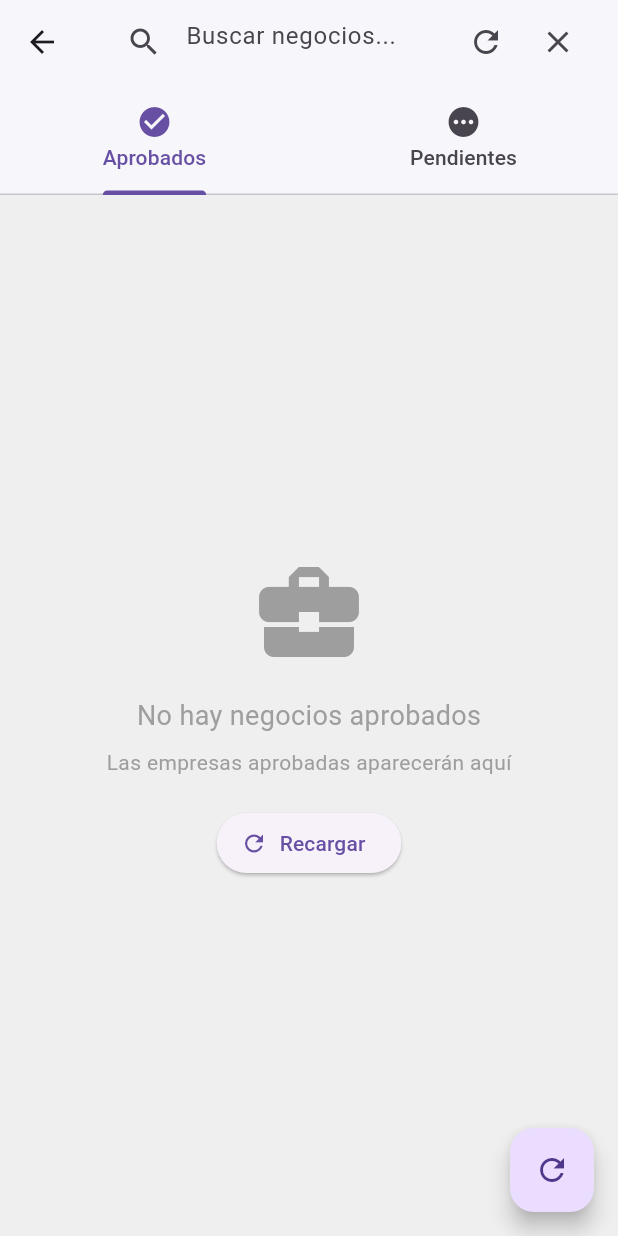
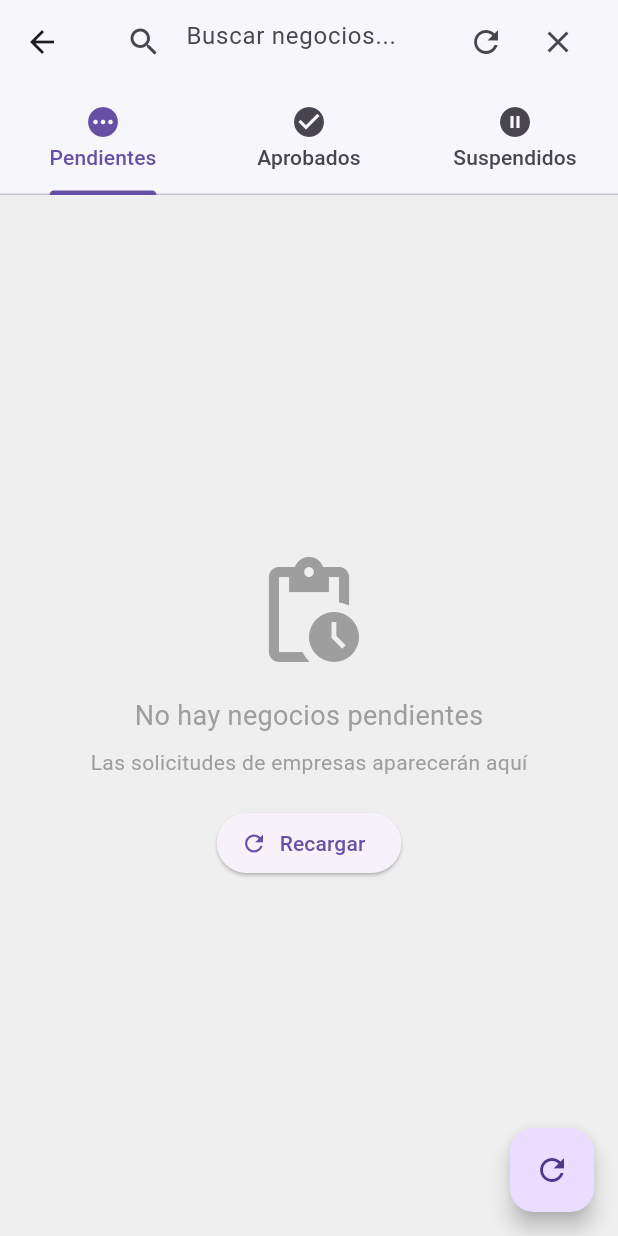
Before and after one commit to Johan11B/SuperFast, a Flutter app: the AdminBusinessesScreen screen opened directly, after a tap on "Recargar", on a phone screen of 412 x 824 dp. Run offline on Flutter 3.47's test engine with Material 3 defaults, Android fonts, the phone set to English and light mode, and no system bars; our stand-ins replace cloud_firestore, firebase_auth, firebase_core, google_sign_in; accounts and stored records are empty.

Commit message:
Funciona bien lo de aprobar empresa

```diff
--- a/lib/core/services/business_registration_service.dart
+++ b/lib/core/services/business_registration_service.dart
@@ -12,6 +12,7 @@ class BusinessRegistrationService {
       final query = await _firestore
           .collection('business_registrations')
           .where('userId', isEqualTo: userId)
+          .where('status', whereIn: ['pending', 'approved', 'suspended'])
           .limit(1)
           .get();
 
@@ -67,7 +68,7 @@ class BusinessRegistrationService {
         'address': address,
         'phone': phone,
         'description': description,
-        'status': 'pending', // pending, approved, rejected
+        'status': 'pending', // pending, approved, rejected, suspended
         'createdAt': FieldValue.serverTimestamp(),
         'updatedAt': FieldValue.serverTimestamp(),
       });
@@ -80,7 +81,7 @@ class BusinessRegistrationService {
     }
   }
 
-  // Método para obtener registros pendientes (CON ÍNDICE)
+  // Método para obtener registros pendientes
   Future<List<Map<String, dynamic>>> getPendingRegistrations() async {
     try {
       final query = await _firestore
@@ -106,7 +107,36 @@ class BusinessRegistrationService {
     }
   }
 
-  // Método para obtener negocios aprobados (CON ÍNDICE)
+  // Método para obtener negocios activos (aprobados + suspendidos)
+  Future<List<Map<String, dynamic>>> getActiveBusinesses() async {
+    try {
+      final query = await _firestore
+          .collection('business_registrations')
+          .where('status', whereIn: ['approved', 'suspended'])
+          .orderBy('status')
+          .orderBy('approvedAt', descending: true)
+          .get();
+
+      final results = query.docs.map((doc) {
+        final data = doc.data();
+        return {
+          'id': doc.id,
+          ...data,
+          'createdAt': (data['createdAt'] as Timestamp?)?.toDate() ?? DateTime.now(),
+          'approvedAt': (data['approvedAt'] as Timestamp?)?.toDate(),
+          'suspendedAt': (data['suspendedAt'] as Timestamp?)?.toDate(),
+        };
+      }).toList();
+
+      print('✅ ${results.length} negocios activos cargados');
+      return results;
+    } catch (e) {
+      print('❌ Error obteniendo negocios activos: $e');
+      throw Exception('Error obteniendo negocios activos: $e');
+    }
+  }
+
+  // Método para obtener solo negocios aprobados
   Future<List<Map<String, dynamic>>> getApprovedBusinesses() async {
     try {
       final query = await _firestore
@@ -133,6 +163,33 @@ class BusinessRegistrationService {
     }
   }
 
+  // Método para obtener negocios suspendidos
+  Future<List<Map<String, dynamic>>> getSuspendedBusinesses() async {
+    try {
+      final query = await _firestore
+          .collection('business_registrations')
+          .where('status', isEqualTo: 'suspended')
+          .orderBy('suspendedAt', descending: true)
+          .get();
+
+      final results = query.docs.map((doc) {
+        final data = doc.data();
+        return {
+          'id': doc.id,
+          ...data,
+          'createdAt': (data['createdAt'] as Timestamp?)?.toDate() ?? DateTime.now(),
+          'suspendedAt': (data['suspendedAt'] as Timestamp?)?.toDate(),
+        };
+      }).toList();
+
+      print('✅ ${results.length} negocios suspendidos cargados');
+      return results;
+    } catch (e) {
+      print('❌ Error obteniendo negocios suspendidos: $e');
+      throw Exception('Error obteniendo negocios suspendidos: $e');
+    }
+  }
+
   // Método para aprobar un negocio
   Future<void> approveBusinessRegistration(String registrationId) async {
     try {
@@ -152,6 +209,7 @@ class BusinessRegistrationService {
         'status': 'approved',
         'updatedAt': FieldValue.serverTimestamp(),
         'approvedAt': FieldValue.serverTimestamp(),
+        'suspendedAt': FieldValue.delete(), // Limpiar suspendedAt si existe
       });
 
       // Actualizar el rol del usuario a 'business'
@@ -228,6 +286,7 @@ class BusinessRegistrationService {
           'status': 'approved',
           'updatedAt': FieldValue.serverTimestamp(),
           'activatedAt': FieldValue.serverTimestamp(),
+          'suspendedAt': FieldValue.delete(), // Limpiar suspendedAt
         });
 
         print('✅ Negocio activado: $businessName (ID: $businessId)');
@@ -240,16 +299,25 @@ class BusinessRegistrationService {
     }
   }
 
-  // Método para eliminar negocio
+  // Método para eliminar negocio permanentemente
   Future<void> deleteBusiness(String businessId) async {
     try {
       final docRef = _firestore.collection('business_registrations').doc(businessId);
       final doc = await docRef.get();
 
       if (doc.exists) {
-        final businessName = doc.data()!['businessName'] as String;
+        final data = doc.data()!;
+        final businessName = data['businessName'] as String;
+        final userId = data['userId'] as String;
+        final status = data['status'] as String;
+
+        // Si el negocio estaba aprobado, revertir el rol del usuario a 'user'
+        if (status == 'approved' || status == 'suspended') {
+          await _updateUserRole(userId, 'user');
+        }
+
         await docRef.delete();
-        print('✅ Negocio eliminado: $businessName (ID: $businessId)');
+        print('✅ Negocio eliminado permanentemente: $businessName (ID: $businessId)');
       } else {
         throw Exception('Negocio no encontrado');
       }
@@ -309,6 +377,43 @@ class BusinessRegistrationService {
     }
   }
 
+  // Método para contar negocios por estado
+  Future<Map<String, int>> getBusinessCounts() async {
+    try {
+      final pendingQuery = await _firestore
+          .collection('business_registrations')
+          .where('status', isEqualTo: 'pending')
+          .get();
+
+      final approvedQuery = await _firestore
+          .collection('business_registrations')
+          .where('status', isEqualTo: 'approved')
+          .get();
+
+      final suspendedQuery = await _firestore
+          .collection('business_registrations')
+          .where('status', isEqualTo: 'suspended')
+          .get();
+
+      return {
+        'pending': pendingQuery.docs.length,
+        'approved': approvedQuery.docs.length,
+        'suspended': suspendedQuery.docs.length,
+        'active': approvedQuery.docs.length + suspendedQuery.docs.length,
+        'total': pendingQuery.docs.length + approvedQuery.docs.length + suspendedQuery.docs.length,
+      };
+    } catch (e) {
+      print('❌ Error obteniendo conteos de negocios: $e');
+      return {
+        'pending': 0,
+        'approved': 0,
+        'suspended': 0,
+        'active': 0,
+        'total': 0,
+      };
+    }
+  }
+
   // Método privado para actualizar el rol del usuario
   Future<void> _updateUserRole(String userId, String newRole) async {
     try {
--- a/lib/presentation/screens/admin/admin_businesses_screen.dart
+++ b/lib/presentation/screens/admin/admin_businesses_screen.dart
@@ -36,7 +36,7 @@ class _AdminBusinessesScreenState extends State<AdminBusinessesScreen> {
     final adminViewModel = context.watch<AdminViewModel>();
 
     return DefaultTabController(
-      length: 2,
+      length: 3, // Ahora son 3 pestañas
       child: Scaffold(
         backgroundColor: const Color(0xFFEFEFEF),
         appBar: AppBar(
@@ -80,20 +80,24 @@ class _AdminBusinessesScreenState extends State<AdminBusinessesScreen> {
               adminViewModel.updateBusinessSearch(value);
             },
           ),
-          bottom: const TabBar(
+          bottom: TabBar(
             tabs: [
-              Tab(icon: Icon(Icons.check_circle), text: 'Aprobados'),
-              Tab(icon: Icon(Icons.pending), text: 'Pendientes'),
+              const Tab(icon: Icon(Icons.pending), text: 'Pendientes'),
+              const Tab(icon: Icon(Icons.check_circle), text: 'Aprobados'),
+              const Tab(icon: Icon(Icons.pause_circle), text: 'Suspendidos'),
             ],
           ),
         ),
         body: TabBarView(
           children: [
+            // Pestaña de Negocios Pendientes
+            _buildBusinessesList(adminViewModel.pendingBusinesses, adminViewModel, 'pending'),
+
             // Pestaña de Negocios Aprobados
-            _buildBusinessesList(adminViewModel.businesses, adminViewModel, false),
+            _buildBusinessesList(adminViewModel.approvedBusinesses, adminViewModel, 'approved'),
 
-            // Pestaña de Negocios Pendientes
-            _buildBusinessesList(adminViewModel.pendingBusinesses, adminViewModel, true),
+            // Pestaña de Negocios Suspendidos
+            _buildBusinessesList(adminViewModel.suspendedBusinesses, adminViewModel, 'suspended'),
           ],
         ),
         floatingActionButton: adminViewModel.isLoadingBusinesses
@@ -118,7 +122,7 @@ class _AdminBusinessesScreenState extends State<AdminBusinessesScreen> {
     );
   }
 
-  Widget _buildBusinessesList(List<Map<String, dynamic>> businesses, AdminViewModel adminViewModel, bool isPending) {
+  Widget _buildBusinessesList(List<Map<String, dynamic>> businesses, AdminViewModel adminViewModel, String tabType) {
     if (adminViewModel.isLoadingBusinesses && businesses.isEmpty) {
       return const Center(
         child: Column(
@@ -133,25 +137,41 @@ class _AdminBusinessesScreenState extends State<AdminBusinessesScreen> {
     }
 
     if (businesses.isEmpty) {
+      String emptyMessage = '';
+      String emptySubtitle = '';
+
+      switch (tabType) {
+        case 'pending':
+          emptyMessage = 'No hay negocios pendientes';
+          emptySubtitle = 'Las solicitudes de empresas aparecerán aquí';
+          break;
+        case 'approved':
+          emptyMessage = 'No hay negocios aprobados';
+          emptySubtitle = 'Las empresas aprobadas aparecerán aquí';
+          break;
+        case 'suspended':
+          emptyMessage = 'No hay negocios suspendidos';
+          emptySubtitle = 'Las empresas suspendidas aparecerán aquí';
+          break;
+      }
+
       return Center(
         child: Column(
           mainAxisAlignment: MainAxisAlignment.center,
           children: [
             Icon(
-              isPending ? Icons.pending_actions : Icons.business_center,
+              _getTabIcon(tabType),
               size: 80,
               color: Colors.grey,
             ),
             const SizedBox(height: 16),
             Text(
-              isPending ? 'No hay negocios pendientes' : 'No hay negocios aprobados',
+              emptyMessage,
               style: const TextStyle(fontSize: 18, color: Colors.grey),
             ),
             const SizedBox(height: 8),
             Text(
-              isPending
-                  ? 'Las solicitudes de empresas aparecerán aquí'
-                  : 'Las empresas aprobadas aparecerán aquí',
+              emptySubtitle,
               style: const TextStyle(fontSize: 14, color: Colors.grey),
             ),
             const SizedBox(height: 20),
@@ -173,13 +193,22 @@ class _AdminBusinessesScreenState extends State<AdminBusinessesScreen> {
         itemCount: businesses.length,
         itemBuilder: (context, index) {
           final business = businesses[index];
-          return _buildBusinessCard(business, adminViewModel, isPending);
+          return _buildBusinessCard(business, adminViewModel, tabType);
         },
       ),
     );
   }
 
-  Widget _buildBusinessCard(Map<String, dynamic> business, AdminViewModel adminViewModel, bool isPending) {
+  IconData _getTabIcon(String tabType) {
+    switch (tabType) {
+      case 'pending': return Icons.pending_actions;
+      case 'approved': return Icons.business_center;
+      case 'suspended': return Icons.pause_circle;
+      default: return Icons.business;
+    }
+  }
+
+  Widget _buildBusinessCard(Map<String, dynamic> business, AdminViewModel adminViewModel, String tabType) {
     String getBusinessName() => business['businessName'] ?? 'Sin nombre';
     String getBusinessEmail() => business['userEmail'] ?? 'Sin email';
     String getBusinessCategory() => business['category'] ?? 'General';
@@ -269,9 +298,7 @@ class _AdminBusinessesScreenState extends State<AdminBusinessesScreen> {
             ),
           ],
         ),
-        trailing: isPending
-            ? _buildPendingBusinessActions(business, adminViewModel)
-            : _buildApprovedBusinessActions(business, adminViewModel),
+        trailing: _buildBusinessActions(business, adminViewModel, tabType),
         onTap: () {
           _showBusinessDetails(business);
         },
@@ -279,7 +306,11 @@ class _AdminBusinessesScreenState extends State<AdminBusinessesScreen> {
     );
   }
 
-  Widget _buildPendingBusinessActions(Map<String, dynamic> business, AdminViewModel adminViewModel) {
+  Widget _buildBusinessActions(Map<String, dynamic> business, AdminViewModel adminViewModel, String tabType) {
+    String businessStatus = business['status'] ?? '';
+
+    switch (tabType) {
+      case 'pending':
         return Row(
           mainAxisSize: MainAxisSize.min,
           children: [
@@ -295,15 +326,11 @@ class _AdminBusinessesScreenState extends State<AdminBusinessesScreen> {
             ),
           ],
         );
-  }
 
-  Widget _buildApprovedBusinessActions(Map<String, dynamic> business, AdminViewModel adminViewModel) {
-    String businessStatus = business['status'] ?? '';
-
+      case 'approved':
         return PopupMenuButton<String>(
           onSelected: (value) => _handleBusinessAction(value, business, adminViewModel),
           itemBuilder: (context) => [
-        if (businessStatus == 'approved')
             const PopupMenuItem(
               value: 'suspend',
               child: Row(
@@ -314,14 +341,13 @@ class _AdminBusinessesScreenState extends State<AdminBusinessesScreen> {
                 ],
               ),
             ),
-        if (businessStatus == 'suspended')
             const PopupMenuItem(
-            value: 'activate',
+              value: 'delete',
               child: Row(
                 children: [
-                Icon(Icons.play_arrow, size: 20, color: Colors.green),
+                  Icon(Icons.delete, size: 20, color: Colors.red),
                   SizedBox(width: 8),
-                Text('Activar'),
+                  Text('Eliminar'),
                 ],
               ),
             ),
@@ -337,6 +363,47 @@ class _AdminBusinessesScreenState extends State<AdminBusinessesScreen> {
             ),
           ],
         );
+
+      case 'suspended':
+        return PopupMenuButton<String>(
+          onSelected: (value) => _handleBusinessAction(value, business, adminViewModel),
+          itemBuilder: (context) => [
+            const PopupMenuItem(
+              value: 'activate',
+              child: Row(
+                children: [
+                  Icon(Icons.play_arrow, size: 20, color: Colors.green),
+                  SizedBox(width: 8),
+                  Text('Activar'),
+                ],
+              ),
+            ),
+            const PopupMenuItem(
+              value: 'delete',
+              child: Row(
+                children: [
+                  Icon(Icons.delete, size: 20, color: Colors.red),
+                  SizedBox(width: 8),
+                  Text('Eliminar'),
+                ],
+              ),
+            ),
+            const PopupMenuItem(
+              value: 'view_details',
+              child: Row(
+                children: [
+                  Icon(Icons.info_outline, size: 20),
+                  SizedBox(width: 8),
+                  Text('Ver detalles'),
+                ],
+              ),
+            ),
+          ],
+        );
+
+      default:
+        return const SizedBox.shrink();
+    }
   }
 
   void _handleBusinessAction(String action, Map<String, dynamic> business, AdminViewModel adminViewModel) {
@@ -355,6 +422,9 @@ class _AdminBusinessesScreenState extends State<AdminBusinessesScreen> {
             backgroundColor: Colors.green,
           ),
         );
+        break;
+      case 'delete':
+        _showDeleteDialog(business, adminViewModel);
         break;
       case 'view_details':
         _showBusinessDetails(business);
@@ -463,6 +533,48 @@ class _AdminBusinessesScreenState extends State<AdminBusinessesScreen> {
     );
   }
 
+  void _showDeleteDialog(Map<String, dynamic> business, AdminViewModel adminViewModel) {
+    String businessId = business['id'] ?? '';
+    String businessName = business['businessName'] ?? 'Negocio';
+    String businessStatus = business['status'] ?? '';
+
+    String title = 'Eliminar Negocio';
+    String content = '¿Estás seguro de que quieres eliminar permanentemente el negocio "$businessName"?';
+
+    if (businessStatus == 'approved' || businessStatus == 'suspended') {
+      content += '\n\n⚠️ El usuario perderá su rol de empresa y volverá a ser usuario normal.';
+    }
+
+    showDialog(
+      context: context,
+      builder: (context) => AlertDialog(
+        title: Text(title),
+        content: Text(content),
+        actions: [
+          TextButton(
+            onPressed: () => Navigator.of(context).pop(),
+            child: const Text('Cancelar'),
+          ),
+          ElevatedButton(
+            onPressed: () {
+              adminViewModel.deleteBusiness(businessId);
+              Navigator.of(context).pop();
+              ScaffoldMessenger.of(context).showSnackBar(
+                SnackBar(
+                  content: Text('Negocio "$businessName" eliminado permanentemente'),
+                  backgroundColor: Colors.red,
+                  duration: const Duration(seconds: 3),
+                ),
+              );
+            },
+            style: ElevatedButton.styleFrom(backgroundColor: Colors.red),
+            child: const Text('Eliminar', style: TextStyle(color: Colors.white)),
+          ),
+        ],
+      ),
+    );
+  }
+
   void _showBusinessDetails(Map<String, dynamic> business) {
     String businessName = business['businessName'] ?? 'Sin nombre';
     String userEmail = business['userEmail'] ?? 'Sin email';
@@ -537,16 +649,6 @@ class _AdminBusinessesScreenState extends State<AdminBusinessesScreen> {
     );
   }
 
-  // Helper methods para acceder a las propiedades del Map
-  String getBusinessName(Map<String, dynamic> business) => business['businessName'] ?? 'Sin nombre';
-  String getBusinessEmail(Map<String, dynamic> business) => business['userEmail'] ?? 'Sin email';
-  String getBusinessCategory(Map<String, dynamic> business) => business['category'] ?? 'General';
-  String getBusinessAddress(Map<String, dynamic> business) => business['address'] ?? 'Sin dirección';
-  String getBusinessPhone(Map<String, dynamic> business) => business['phone'] ?? 'No disponible';
-  String getBusinessDescription(Map<String, dynamic> business) => business['description'] ?? 'Sin descripción';
-  String getBusinessStatus(Map<String, dynamic> business) => business['status'] ?? 'pending';
-  String getBusinessId(Map<String, dynamic> business) => business['id'] ?? '';
-
   @override
   void dispose() {
     _searchController.dispose();
--- a/lib/presentation/viewmodels/admin_viewmodel.dart
+++ b/lib/presentation/viewmodels/admin_viewmodel.dart
@@ -14,10 +14,21 @@ class AdminViewModel extends ChangeNotifier {
   bool _isLoadingBusinesses = false;
   String _errorMessage = '';
   List<Map<String, dynamic>> _pendingBusinesses = [];
+  List<Map<String, dynamic>> _activeBusinesses = [];
   List<Map<String, dynamic>> _approvedBusinesses = [];
+  List<Map<String, dynamic>> _suspendedBusinesses = [];
   List<UserEntity> _users = [];
   String _businessSearch = '';
   String _userSearch = '';
+
+  // Estadísticas
+  Map<String, int> _businessCounts = {
+    'pending': 0,
+    'approved': 0,
+    'suspended': 0,
+    'active': 0,
+    'total': 0,
+  };
 
   // Getters
   int get selectedIndex => _selectedIndex;
@@ -25,8 +36,11 @@ class AdminViewModel extends ChangeNotifier {
   bool get isLoadingBusinesses => _isLoadingBusinesses;
   String get errorMessage => _errorMessage;
   List<Map<String, dynamic>> get pendingBusinesses => _filterBusinesses(_pendingBusinesses);
-  List<Map<String, dynamic>> get businesses => _filterBusinesses(_approvedBusinesses);
+  List<Map<String, dynamic>> get activeBusinesses => _filterBusinesses(_activeBusinesses);
+  List<Map<String, dynamic>> get approvedBusinesses => _filterBusinesses(_approvedBusinesses);
+  List<Map<String, dynamic>> get suspendedBusinesses => _filterBusinesses(_suspendedBusinesses);
   List<UserEntity> get users => _filterUsers(_users);
+  Map<String, int> get businessCounts => _businessCounts;
 
   void changeTab(int index) {
     _selectedIndex = index;
@@ -70,8 +84,9 @@ class AdminViewModel extends ChangeNotifier {
 
     try {
       await Future.wait([
+        loadBusinessCounts(),
         loadPendingBusinesses(),
-        loadApprovedBusinesses(),
+        loadActiveBusinesses(),
         loadUsers(),
       ]);
       print('✅ Dashboard data cargado exitosamente');
@@ -81,6 +96,16 @@ class AdminViewModel extends ChangeNotifier {
     } finally {
       _isLoading = false;
       notifyListeners();
+    }
+  }
+
+  // Cargar conteos de negocios
+  Future<void> loadBusinessCounts() async {
+    try {
+      _businessCounts = await _businessService.getBusinessCounts();
+      print('✅ Conteos de negocios cargados: $_businessCounts');
+    } catch (e) {
+      print('❌ Error cargando conteos de negocios: $e');
     }
   }
 
@@ -96,14 +121,19 @@ class AdminViewModel extends ChangeNotifier {
     notifyListeners();
   }
 
-  // Cargar negocios aprobados
-  Future<void> loadApprovedBusinesses() async {
+  // Cargar negocios activos (aprobados + suspendidos)
+  Future<void> loadActiveBusinesses() async {
     try {
-      _approvedBusinesses = await _businessService.getApprovedBusinesses();
+      _activeBusinesses = await _businessService.getActiveBusinesses();
+      // Separar en listas individuales
+      _approvedBusinesses = _activeBusinesses.where((b) => b['status'] == 'approved').toList();
+      _suspendedBusinesses = _activeBusinesses.where((b) => b['status'] == 'suspended').toList();
       _errorMessage = '';
     } catch (e) {
-      _errorMessage = 'Error cargando negocios aprobados: $e';
+      _errorMessage = 'Error cargando negocios activos: $e';
+      _activeBusinesses = [];
       _approvedBusinesses = [];
+      _suspendedBusinesses = [];
     }
     notifyListeners();
   }
@@ -130,8 +160,9 @@ class AdminViewModel extends ChangeNotifier {
 
     try {
       await Future.wait([
+        loadBusinessCounts(),
         loadPendingBusinesses(),
-        loadApprovedBusinesses(),
+        loadActiveBusinesses(),
       ]);
       print('✅ Todos los negocios cargados exitosamente');
     } catch (e) {
@@ -150,7 +181,7 @@ class AdminViewModel extends ChangeNotifier {
 
     try {
       await _businessService.approveBusinessRegistration(businessId);
-      await loadBusinesses(); // Recargar ambos tipos de negocios
+      await loadBusinesses(); // Recargar todos los datos
       await loadUsers(); // Para actualizar roles si es necesario
       _errorMessage = '';
     } catch (e) {
@@ -168,7 +199,7 @@ class AdminViewModel extends ChangeNotifier {
 
     try {
       await _businessService.rejectBusinessRegistration(businessId);
-      await loadPendingBusinesses(); // Solo recargar pendientes
+      await loadBusinesses(); // Recargar todos los datos
       _errorMessage = '';
     } catch (e) {
       _errorMessage = 'Error rechazando negocio: $e';
@@ -185,7 +216,7 @@ class AdminViewModel extends ChangeNotifier {
 
     try {
       await _businessService.suspendBusiness(businessId);
-      await loadApprovedBusinesses(); // Solo recargar aprobados
+      await loadBusinesses(); // Recargar todos los datos
       _errorMessage = '';
     } catch (e) {
       _errorMessage = 'Error suspendiendo negocio: $e';
@@ -202,7 +233,7 @@ class AdminViewModel extends ChangeNotifier {
 
     try {
       await _businessService.activateBusiness(businessId);
-      await loadApprovedBusinesses(); // Solo recargar aprobados
+      await loadBusinesses(); // Recargar todos los datos
       _errorMessage = '';
     } catch (e) {
       _errorMessage = 'Error activando negocio: $e';
@@ -212,14 +243,15 @@ class AdminViewModel extends ChangeNotifier {
     }
   }
 
-  // Eliminar negocio
+  // Eliminar negocio permanentemente
   Future<void> deleteBusiness(String businessId) async {
     _isLoading = true;
     notifyListeners();
 
     try {
       await _businessService.deleteBusiness(businessId);
-      await loadApprovedBusinesses(); // Solo recargar aprobados
+      await loadBusinesses(); // Recargar todos los datos
+      await loadUsers(); // Para actualizar roles si es necesario
       _errorMessage = '';
     } catch (e) {
       _errorMessage = 'Error eliminando negocio: $e';
@@ -266,8 +298,11 @@ class AdminViewModel extends ChangeNotifier {
   // Métodos para el dashboard
   Map<String, dynamic> getDashboardStats() {
     return {
-      'pendingBusinesses': _pendingBusinesses.length,
-      'approvedBusinesses': _approvedBusinesses.length,
+      'pendingBusinesses': _businessCounts['pending'] ?? 0,
+      'approvedBusinesses': _businessCounts['approved'] ?? 0,
+      'suspendedBusinesses': _businessCounts['suspended'] ?? 0,
+      'activeBusinesses': _businessCounts['active'] ?? 0,
+      'totalBusinesses': _businessCounts['total'] ?? 0,
       'totalUsers': _users.length,
       'activeUsers': _users.where((user) => user.role == 'user').length,
       'businessUsers': _users.where((user) => user.role == 'business').length,
```
Also changed, not shown: lib/presentation/screens/admin/admin_panel.dart (+35 -8 lines). Lines whose indentation alone changed are shown as unchanged.
